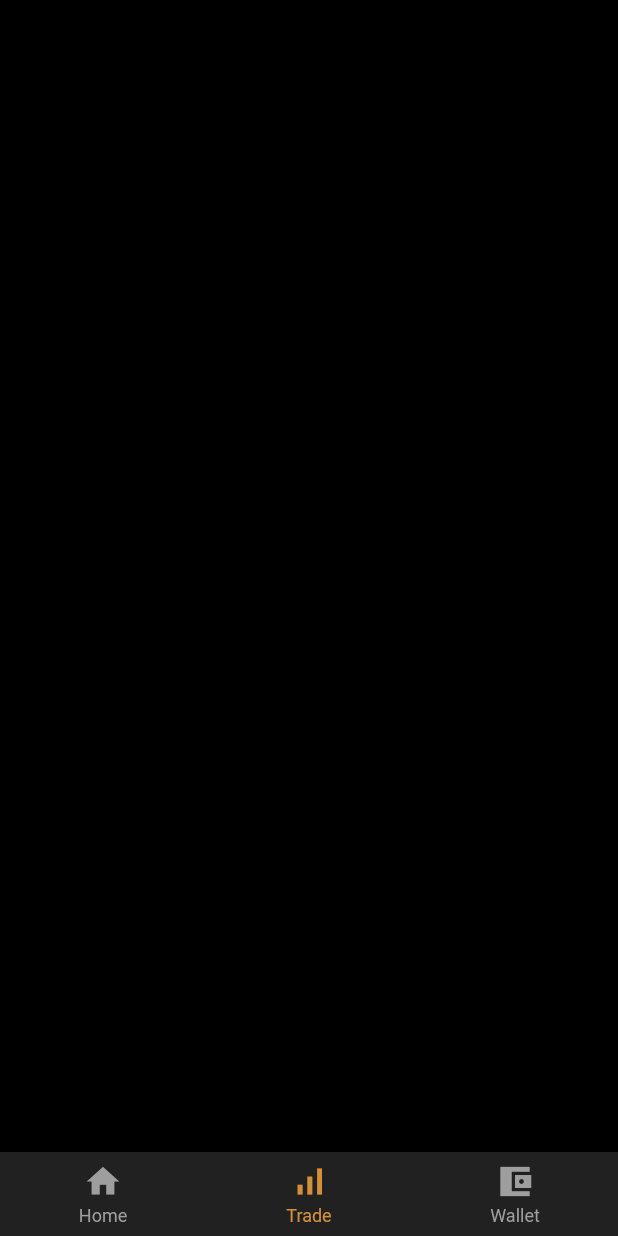
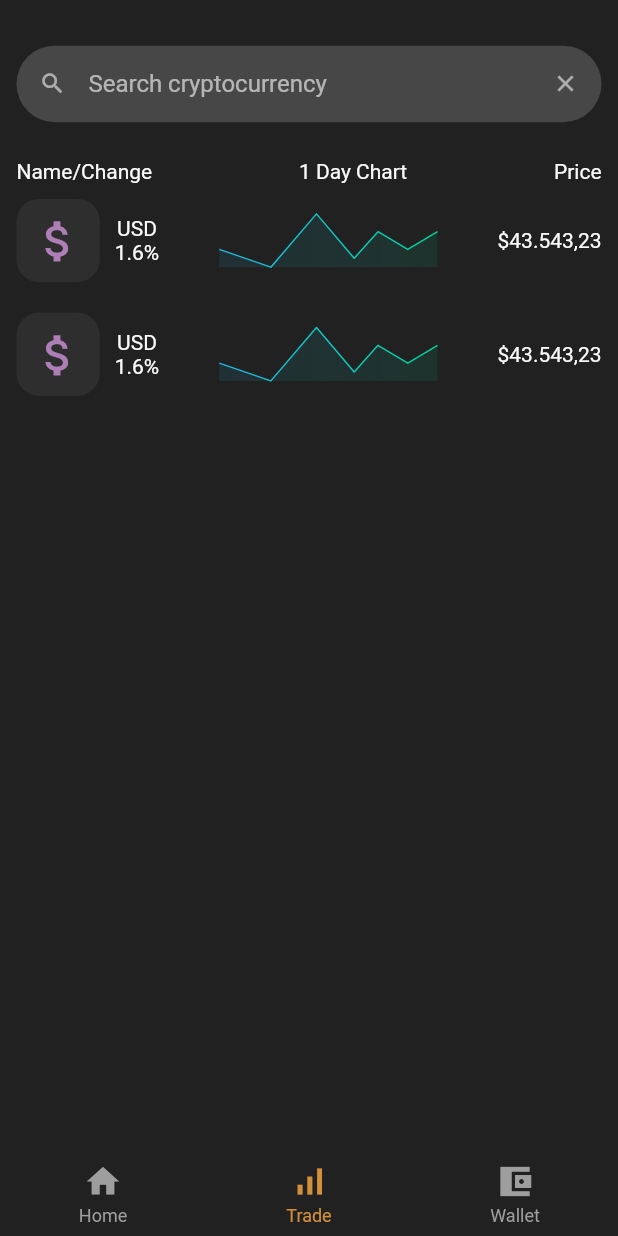
Before and after one commit to emrecoskun705/crypto_trading_game_app, a Flutter app: the screen it shows after launch, item 2 of the bottom bar chosen, on a phone screen of 412 x 824 dp. Run offline on Flutter 3.47's test engine with Material 2 defaults, Android fonts, the phone set to English and light mode, and no system bars; drawn by our look-alikes of fl_chart, persistent_bottom_nav_bar.

Commit message:
Add cryptocurrency list screen, update language support, add search bar widget

```diff
--- a/lib/l10n/intl_en.arb
+++ b/lib/l10n/intl_en.arb
@@ -7,5 +7,9 @@
   "seeAllText": "See All",
   "homeText": "Home",
   "tradeText": "Trade",
-  "walletText": "Wallet"
+  "walletText": "Wallet",
+  "searchCurrencyText": "Search cryptocurrency",
+  "nameChangeText": "Name/Change",
+  "oneDayChartText": "1 Day Chart",
+  "priceText": "Price"
 }
--- a/lib/l10n/intl_tr.arb
+++ b/lib/l10n/intl_tr.arb
@@ -7,5 +7,9 @@
   "seeAllText": "Hepsi",
   "homeText": "Ana Sayfa",
   "tradeText": "Al/Sat",
-  "walletText": "Cüzdan"
+  "walletText": "Cüzdan",
+  "searchCurrencyText": "Kripto para ara",
+  "nameChangeText": "İsim/Değişim",
+  "oneDayChartText": "1 Günlük Grafik",
+  "priceText": "Miktar"
 }
--- /dev/null
+++ b/lib/screens/cryptocurrency/cryptocurrency_screen.dart
@@ -0,0 +1,39 @@
+import 'package:crypto_trading_game/generated/l10n.dart';
+import 'package:crypto_trading_game/screens/cryptocurrency/widgets/cryptocurrency_list.dart';
+import 'package:crypto_trading_game/screens/cryptocurrency/widgets/search_currency.dart';
+import 'package:crypto_trading_game/size_config.dart';
+import 'package:flutter/material.dart';
+
+class CryptocurrencyScreen extends StatelessWidget {
+  const CryptocurrencyScreen({Key? key}) : super(key: key);
+
+  @override
+  Widget build(BuildContext context) {
+    return Scaffold(
+      body: SafeArea(
+        child: Padding(
+          padding: EdgeInsets.symmetric(
+            horizontal: getProportionateScreenWidth(10),
+            vertical: getProportionateScreenHeight(30),
+          ),
+          child: Column(
+            crossAxisAlignment: CrossAxisAlignment.stretch,
+            children: [
+              SearchCurrencyWidget(),
+              SizedBox(height: 25),
+              Row(
+                mainAxisAlignment: MainAxisAlignment.spaceBetween,
+                children: [
+                  Text(S.of(context).nameChangeText),
+                  Text(S.of(context).oneDayChartText),
+                  Text(S.of(context).priceText)
+                ],
+              ),
+              CryptoCurrencyList(),
+            ],
+          ),
+        ),
+      ),
+    );
+  }
+}
--- /dev/null
+++ b/lib/screens/cryptocurrency/widgets/cryptocurrency_list.dart
@@ -0,0 +1,23 @@
+import 'package:crypto_trading_game/screens/widgets/chart_card.dart';
+import 'package:crypto_trading_game/size_config.dart';
+import 'package:flutter/material.dart';
+
+class CryptoCurrencyList extends StatelessWidget {
+  const CryptoCurrencyList({Key? key}) : super(key: key);
+
+  @override
+  Widget build(BuildContext context) {
+    return Flexible(
+      child: ListView.builder(
+        itemCount: 2,
+        itemBuilder: (context, index) {
+          return Padding(
+            padding: EdgeInsets.symmetric(
+                vertical: getProportionateScreenHeight(10)),
+            child: ChartCard(),
+          );
+        },
+      ),
+    );
+  }
+}
--- /dev/null
+++ b/lib/screens/cryptocurrency/widgets/search_currency.dart
@@ -0,0 +1,37 @@
+import 'package:crypto_trading_game/generated/l10n.dart';
+import 'package:crypto_trading_game/provider/theme_provider.dart';
+import 'package:flutter/material.dart';
+import 'package:provider/provider.dart';
+
+class SearchCurrencyWidget extends StatelessWidget {
+  const SearchCurrencyWidget({
+    Key? key,
+  }) : super(key: key);
+
+  @override
+  Widget build(BuildContext context) {
+    return TextField(
+      maxLines: 1,
+      enabled: true,
+      decoration: InputDecoration(
+        prefixIcon: Icon(Icons.search),
+        suffixIcon: IconButton(
+          icon: Icon(Icons.close),
+          onPressed: () {
+            FocusManager.instance.primaryFocus?.unfocus();
+          },
+        ),
+        hintText: S.of(context).searchCurrencyText,
+        filled: true,
+        fillColor: context.watch<ThemeProvider>().themeMode == ThemeMode.dark
+            ? Colors.grey.withOpacity(0.3)
+            : Colors.grey.withOpacity(0.2),
+        isDense: true,
+        border: OutlineInputBorder(
+          borderSide: BorderSide.none,
+          borderRadius: BorderRadius.circular(30),
+        ),
+      ),
+    );
+  }
+}
--- a/lib/screens/main_persistent_tab.dart
+++ b/lib/screens/main_persistent_tab.dart
@@ -4,6 +4,8 @@ import 'package:crypto_trading_game/screens/home/home_screen.dart';
 import 'package:flutter/material.dart';
 import 'package:persistent_bottom_nav_bar/persistent-tab-view.dart';
 import 'package:provider/provider.dart';
+
+import 'cryptocurrency/cryptocurrency_screen.dart';
 
 class MainPersistentTab extends StatefulWidget {
   const MainPersistentTab({Key? key}) : super(key: key);
@@ -20,7 +22,7 @@ class _MainPersistentTabState extends State<MainPersistentTab> {
 
   List<Widget> screens = [
     HomeScreen(),
-    Container(),
+    CryptocurrencyScreen(),
     Container(),
   ];
 
```
Also changed, not shown: lib/generated/intl/messages_en.dart, lib/generated/intl/messages_tr.dart, lib/generated/l10n.dart, lib/main.dart (line endings or trailing spaces).
